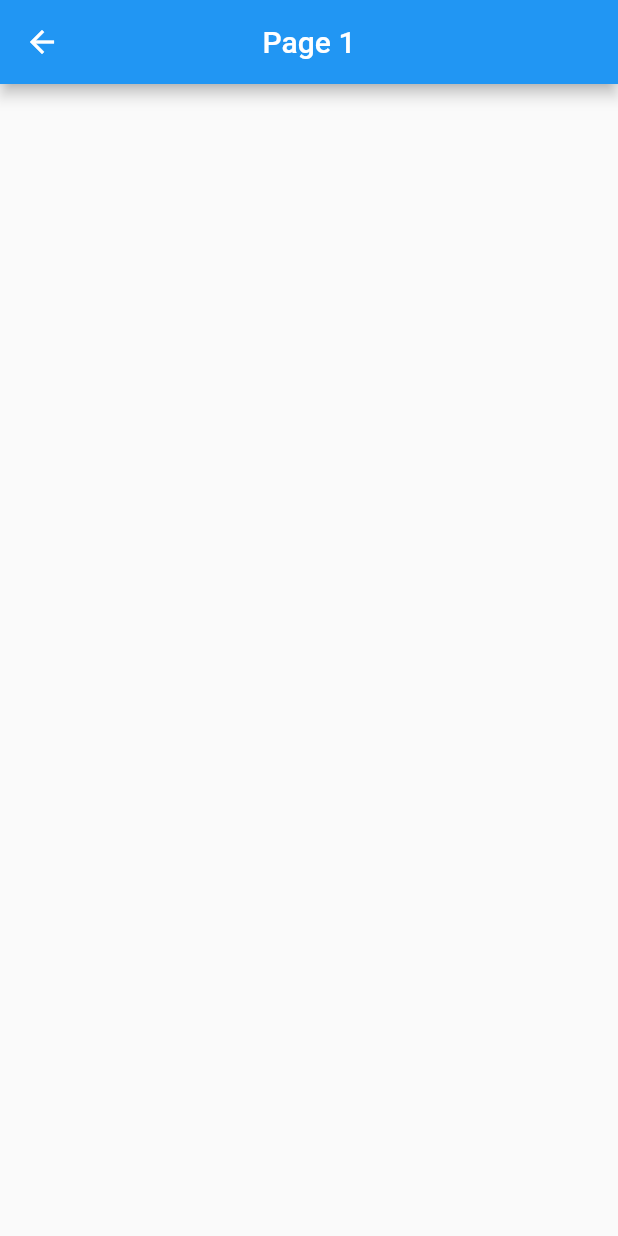
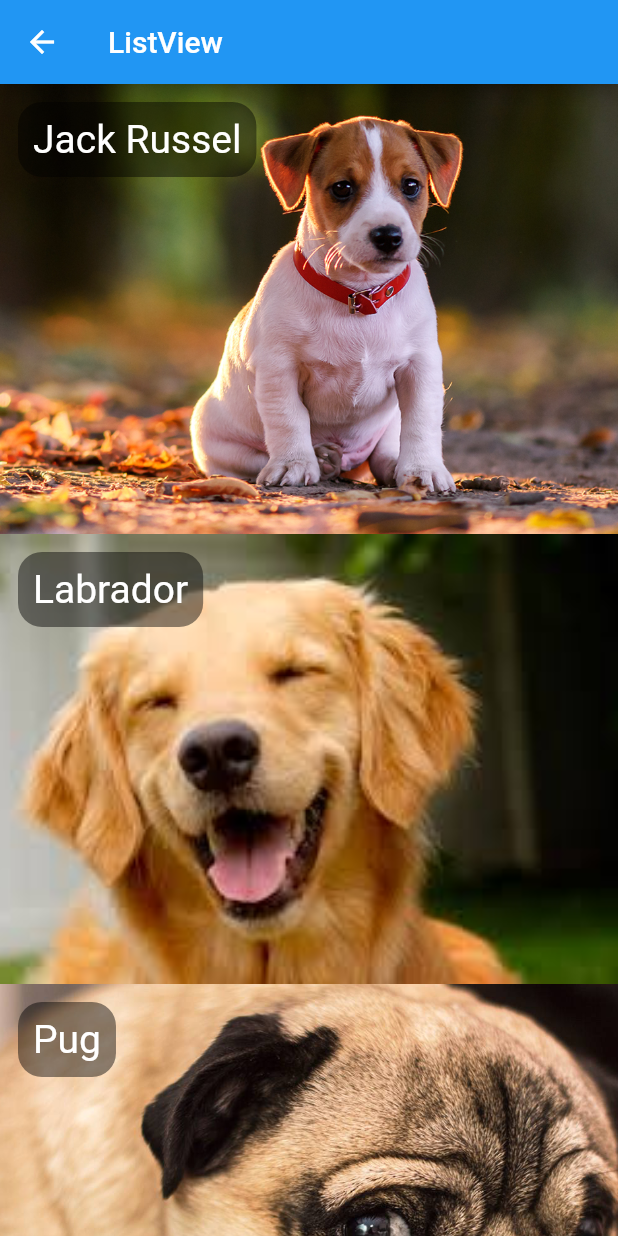
Before and after one commit to fgarcia1401/flutter_hello1, a Flutter app: the screen it shows after launch, after a tap on "ListView", on a phone screen of 412 x 824 dp. Run offline on Flutter 3.47's test engine with Material 2 defaults, Android fonts, the phone set to English and light mode, and no system bars.

Commit message:
ListView

```diff
--- /dev/null
+++ b/lib/pages/hello_listview.dart
@@ -0,0 +1,69 @@
+
+
+import 'package:flutter/material.dart';
+
+class Dog {
+  String nome;
+  String foto;
+
+  Dog(this.nome, this.foto);
+
+}
+
+class HelloListView extends StatelessWidget {
+  @override
+  Widget build(BuildContext context) {
+    return Scaffold(
+      appBar: AppBar(
+        title: Text("ListView"),
+      ),
+      body: _body(),
+    );
+  }
+
+  _body() {
+
+    List<Dog> dogs = [
+      Dog("Jack Russel","assets/images/dog1.png"),
+      Dog("Labrador","assets/images/dog2.png"),
+      Dog("Pug","assets/images/dog3.png"),
+      Dog("Vira Lata","assets/images/dog4.png"),
+      Dog("Pastor","assets/images/dog5.png"),
+    ];
+
+    return ListView.builder(
+      itemCount: dogs.length,
+      itemExtent: 300,
+      itemBuilder: (context, index) {
+        Dog dog = dogs[index];
+        return Stack(
+          fit: StackFit.expand,
+          children: <Widget>[
+            _img(dog.foto),
+            Align(
+              alignment: Alignment.topLeft,
+              child: Container(
+                margin: EdgeInsets.all(12),
+                padding: EdgeInsets.all(10),
+                decoration: BoxDecoration(
+                  color: Colors.black45,
+                  borderRadius:  BorderRadius.circular(16)
+                ),
+                child: Text(
+                  dog.nome, style: TextStyle(fontSize: 26, color: Colors.white),
+                ),
+              ),
+            ),
+          ],
+        );
+      },
+    );
+  }
+
+  _img(String img) {
+    return  Image.asset(
+        img,
+        fit: BoxFit.cover,
+    );
+  }
+}
--- a/lib/pages/home_page.dart
+++ b/lib/pages/home_page.dart
@@ -5,6 +5,7 @@ import 'package:flutter_hello1/pages/hello_page3.dart';
 import 'package:flutter_hello1/pages/util/nav.dart';
 import 'package:flutter_hello1/pages/widgets/blue_button.dart';
 
+import 'hello_listview.dart';
 import 'hello_page1.dart';
 
 class HomePage extends StatelessWidget {
@@ -62,7 +63,7 @@ class HomePage extends StatelessWidget {
         Row(
           mainAxisAlignment: MainAxisAlignment.spaceEvenly,
           children: <Widget>[
-            BlueButton( "ListView", onPressed: () => _onClickNavigator(context, HelloPage1())),
+            BlueButton( "ListView", onPressed: () => _onClickNavigator(context, HelloListView())),
             BlueButton( "Page 2", onPressed: () => _onClickNavigator(context, HelloPage2())),
             BlueButton( "Page 3", onPressed: () => _onClickNavigator(context, HelloPage3()))
           ],
```
